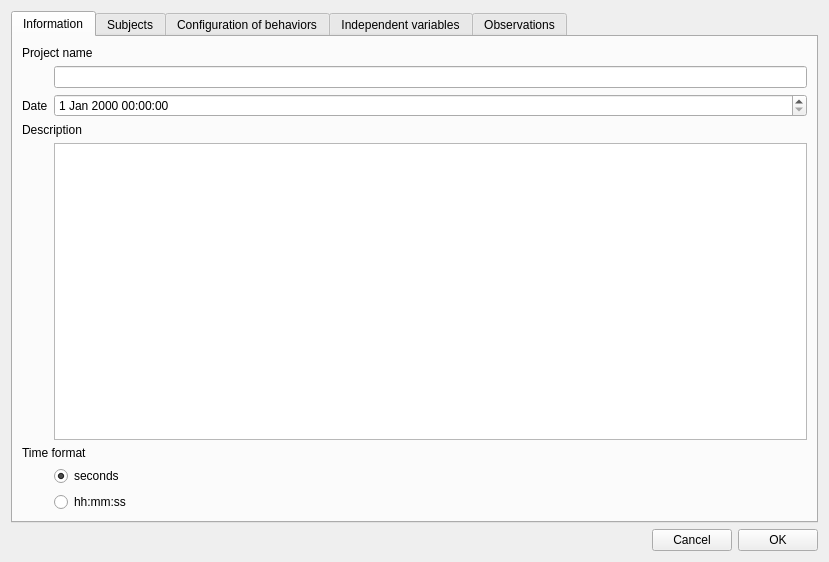
olivierfriard/BORIS, file project.ui: the form before one commit.
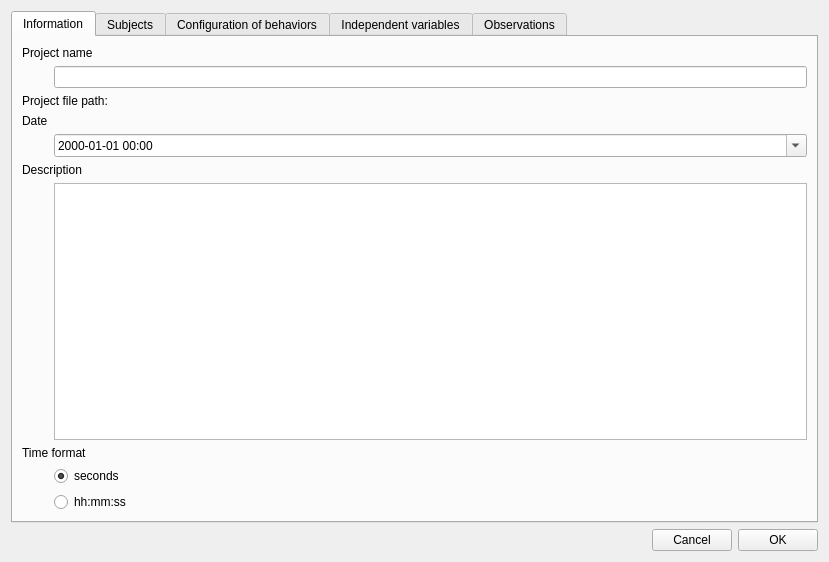
The form after the commit. The open tabs and pages were chosen to show the change.

Patch:
```diff
--- a/project.ui
+++ b/project.ui
@@ -25,12 +25,7 @@
         <attribute name="title">
          <string>Information</string>
         </attribute>
-        <layout class="QVBoxLayout" name="verticalLayout_2">
-         <item>
           <layout class="QFormLayout" name="formLayout">
-           <property name="fieldGrowthPolicy">
-            <enum>QFormLayout::AllNonFixedFieldsGrow</enum>
-           </property>
            <item row="0" column="0" colspan="2">
             <widget class="QLabel" name="label">
              <property name="text">
@@ -41,6 +36,13 @@
            <item row="1" column="1">
             <widget class="QLineEdit" name="leProjectName"/>
            </item>
+         <item row="2" column="0" colspan="2">
+          <widget class="QLabel" name="lbProjectFilePath">
+           <property name="text">
+            <string>Project file path:</string>
+           </property>
+          </widget>
+         </item>
            <item row="3" column="0">
             <widget class="QLabel" name="label_7">
              <property name="text">
@@ -48,8 +50,15 @@
              </property>
             </widget>
            </item>
-           <item row="3" column="1">
-            <widget class="QDateTimeEdit" name="dteDate"/>
+         <item row="4" column="1">
+          <widget class="QDateTimeEdit" name="dteDate">
+           <property name="displayFormat">
+            <string>yyyy-MM-dd hh:mm</string>
+           </property>
+           <property name="calendarPopup">
+            <bool>true</bool>
+           </property>
+          </widget>
            </item>
            <item row="5" column="0" colspan="2">
             <widget class="QLabel" name="label_6">
@@ -87,8 +96,6 @@
               <string>hh:mm:ss</string>
              </property>
             </widget>
-           </item>
-          </layout>
          </item>
         </layout>
        </widget>
```
Left out of the diff: 8 changed lines with no effect on the pictures. Lines whose indentation alone changed are shown as unchanged.
